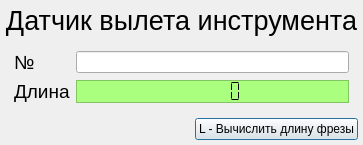
Qt form KAMEditor/gui/options/toollengthsensorwindow.ui (Xtail96/SML) before a commit.
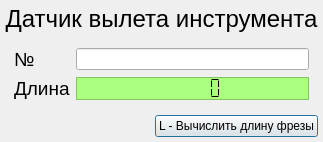
The same form after that commit.

Diff of the .ui file:
```diff
--- a/KAMEditor/gui/options/toollengthsensorwindow.ui
+++ b/KAMEditor/gui/options/toollengthsensorwindow.ui
@@ -68,7 +68,7 @@
     <widget class="QLabel" name="toolLengthSensorTitleLabel">
      <property name="font">
       <font>
-       <pointsize>20</pointsize>
+       <pointsize>18</pointsize>
       </font>
      </property>
      <property name="text">
```
